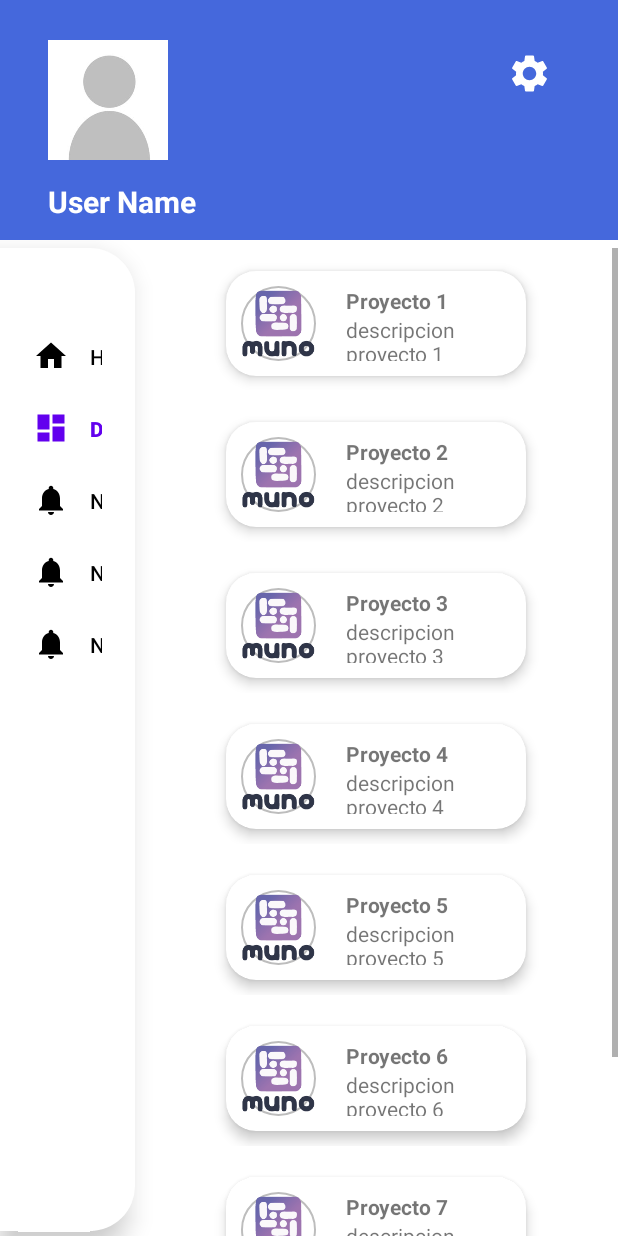
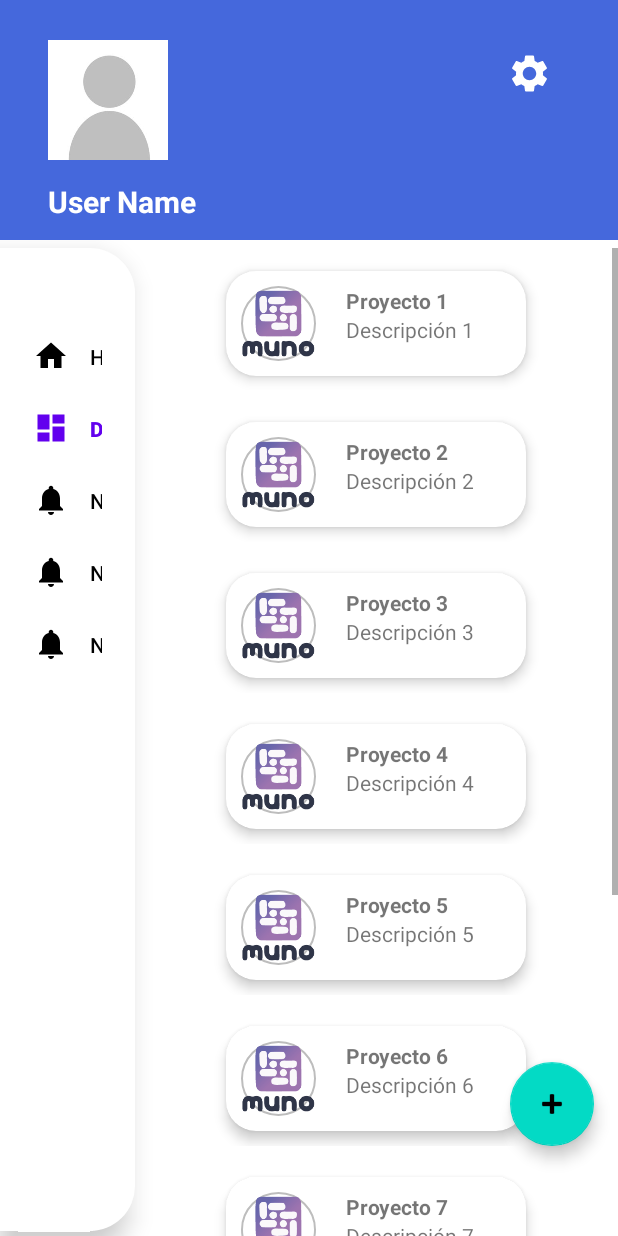
Before and after one commit to JowsNunez/MunoApp, an Android app: the ProyectoFragment screen opened through its navigation route, on a phone screen of 412 x 824 dp. Run offline under Robolectric (Android 15) with nearby library versions, the phone set to English and light mode, and no system bars; our stand-ins replace navigation-ui.

Commit message:
se agrego dialogo para guardar proyectos

```diff
--- a/app/src/main/java/com/proyecto/munoapp/ui/proyecto/ProyectoFragment.kt
+++ b/app/src/main/java/com/proyecto/munoapp/ui/proyecto/ProyectoFragment.kt
@@ -1,5 +1,6 @@
 package com.proyecto.munoapp.ui.proyecto
 
+import android.app.AlertDialog
 import android.content.Context
 import androidx.lifecycle.ViewModelProvider
 import android.os.Bundle
@@ -8,8 +9,11 @@ import android.view.LayoutInflater
 import android.view.View
 import android.view.ViewGroup
 import android.widget.BaseAdapter
+import android.widget.Button
 import android.widget.GridView
 import android.widget.TextView
+import androidx.lifecycle.ViewModel
+import com.google.android.material.floatingactionbutton.FloatingActionButton
 import com.proyecto.munoapp.R
 import com.proyecto.munoapp.databinding.FragmentProyectoBinding
 import com.proyecto.munoapp.model.ProyectoItem
@@ -36,7 +40,19 @@ class ProyectoFragment : Fragment() {
 
         val gridProyecto: GridView = binding.gridProyecto
 
-        gridProyecto.adapter = cargar(root.context)
+
+
+
+        gridProyecto.adapter = cargar(root.context,proyectoViewModel)
+
+
+        var buttonAdd:FloatingActionButton = _binding!!.buttonAdd
+
+        buttonAdd.setOnClickListener {
+            val proyectoDialog = ProyectoDialog(root.context)
+            proyectoDialog.show(parentFragmentManager,"ProyectoDialog")
+        }
+
         return root
 
 
@@ -48,24 +64,15 @@ class ProyectoFragment : Fragment() {
         _binding = null
     }
 
-    private fun cargar(context: Context):ProyectoAdapter{
+    private fun cargar(context: Context, view:ProyectoViewModel):ProyectoAdapter{
 
-        var items:ArrayList<ProyectoItem> = ArrayList()
+        var items: ArrayList<ProyectoItem>? = view.getProyects().value as ArrayList<ProyectoItem>
 
-        items.add(ProyectoItem("Proyecto 1","descripcion proyecto 1",1))
-        items.add(ProyectoItem("Proyecto 2","descripcion proyecto 2",1))
-        items.add(ProyectoItem("Proyecto 3","descripcion proyecto 3",1))
-        items.add(ProyectoItem("Proyecto 4","descripcion proyecto 4",1))
-        items.add(ProyectoItem("Proyecto 5","descripcion proyecto 5",1))
-        items.add(ProyectoItem("Proyecto 6","descripcion proyecto 6",1))
-        items.add(ProyectoItem("Proyecto 7","descripcion proyecto 7",1))
-        items.add(ProyectoItem("Proyecto 8","descripcion proyecto 8",1))
+        if(items!=null){
+            return ProyectoAdapter(context, items)
+        }
 
-
-
-
-        return ProyectoAdapter(context, items)
-
+       return ProyectoAdapter(context, ArrayList())
     }
 
     private class ProyectoAdapter: BaseAdapter{
--- a/app/src/main/java/com/proyecto/munoapp/ui/proyecto/ProyectoViewModel.kt
+++ b/app/src/main/java/com/proyecto/munoapp/ui/proyecto/ProyectoViewModel.kt
@@ -3,10 +3,22 @@ package com.proyecto.munoapp.ui.proyecto
 import androidx.lifecycle.LiveData
 import androidx.lifecycle.MutableLiveData
 import androidx.lifecycle.ViewModel
+import com.proyecto.munoapp.model.ProyectoItem
 
 class ProyectoViewModel : ViewModel() {
-    private val _text = MutableLiveData<String>().apply {
-        value = "This is Proyecto Fragment"
+    private val items: List<ProyectoItem> = cargarProyectos() as List<ProyectoItem>
+
+    fun getProyects(): LiveData<List<ProyectoItem>> {
+        return MutableLiveData<List<ProyectoItem>>().apply {
+            value = items
+        }
     }
-    val text: LiveData<String> = _text
+
+    private fun cargarProyectos(): List<ProyectoItem> {
+        val proyectos = mutableListOf<ProyectoItem>()
+        for (i in 1..10) {
+            proyectos.add(ProyectoItem("Proyecto $i", "Descripción $i", i))
+        }
+        return proyectos
+    }
 }
--- a/app/src/main/res/layout/fragment_proyecto.xml
+++ b/app/src/main/res/layout/fragment_proyecto.xml
@@ -1,5 +1,5 @@
 <?xml version="1.0" encoding="utf-8"?>
-<LinearLayout xmlns:android="http://schemas.android.com/apk/res/android"
+<RelativeLayout xmlns:android="http://schemas.android.com/apk/res/android"
     xmlns:tools="http://schemas.android.com/tools"
     android:layout_width="match_parent"
     android:layout_height="match_parent"
@@ -7,11 +7,31 @@
     android:orientation="vertical"
     >
 
+
    <GridView
        android:id="@+id/grid_proyecto"
        android:layout_width="match_parent"
        android:layout_height="wrap_content"
-       android:layout_gravity="center"/>
+       android:layout_alignParentTop="true"
+       android:layout_alignParentBottom="true"
+       android:layout_gravity="center"
+       android:layout_marginTop="0dp" />
+
+   <com.google.android.material.floatingactionbutton.FloatingActionButton
+       android:id="@+id/button_add"
+       android:layout_width="wrap_content"
+       android:layout_height="wrap_content"
+       android:layout_alignParentEnd="true"
+       android:layout_alignParentBottom="true"
+       android:layout_marginStart="16dp"
+       android:layout_marginTop="16dp"
+       android:layout_marginEnd="16dp"
+       android:layout_marginBottom="60dp"
+       android:contentDescription="create"
+       android:src="@android:drawable/ic_input_add"
 
 
-</LinearLayout>
+       />
+
+
+</RelativeLayout>
```
Also changed, not shown: app/src/main/java/com/proyecto/munoapp/ui/proyecto/ProyectoDialog.kt (added, +56 -0 lines), app/src/main/res/drawable/dialog_round.xml (added, +9 -0 lines), app/src/main/res/layout/dialog_proyecto.xml (added, +76 -0 lines).
